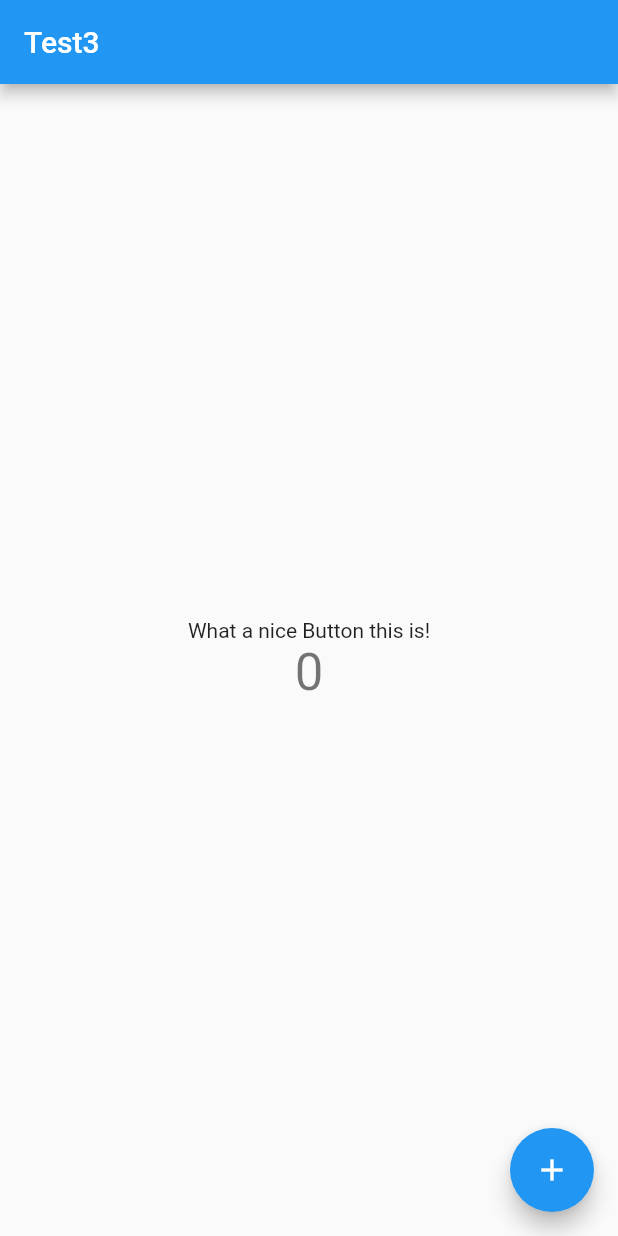
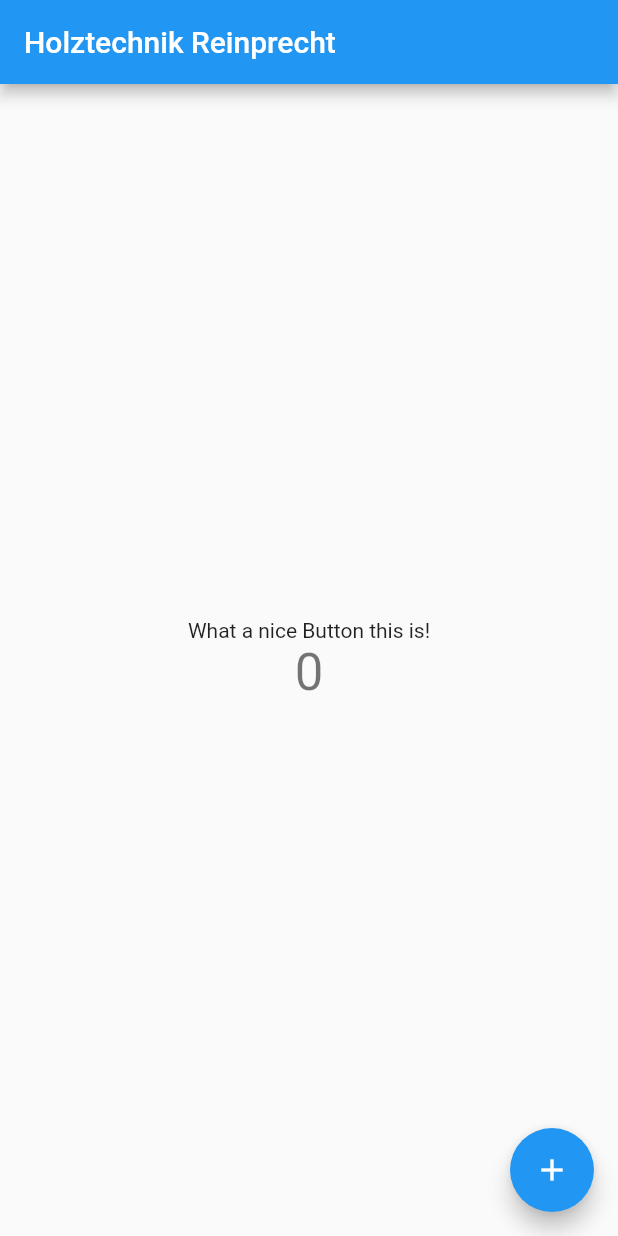
Before and after one commit to michaelreinprecht/holztechnik-reinprecht, a Flutter app: the screen it shows after launch, on a phone screen of 412 x 824 dp. Run offline on Flutter 3.47's test engine with Material 2 defaults, Android fonts, the phone set to English and light mode, and no system bars.

Commit message:
Testing build/deploy

```diff
--- a/lib/main.dart
+++ b/lib/main.dart
@@ -22,7 +22,7 @@ class MyApp extends StatelessWidget {
         // is not restarted.
         primarySwatch: Colors.blue,
       ),
-      home: MyHomePage(title: 'Test3'
+      home: MyHomePage(title: 'Holztechnik Reinprecht'
       ),
     );
   }
```
